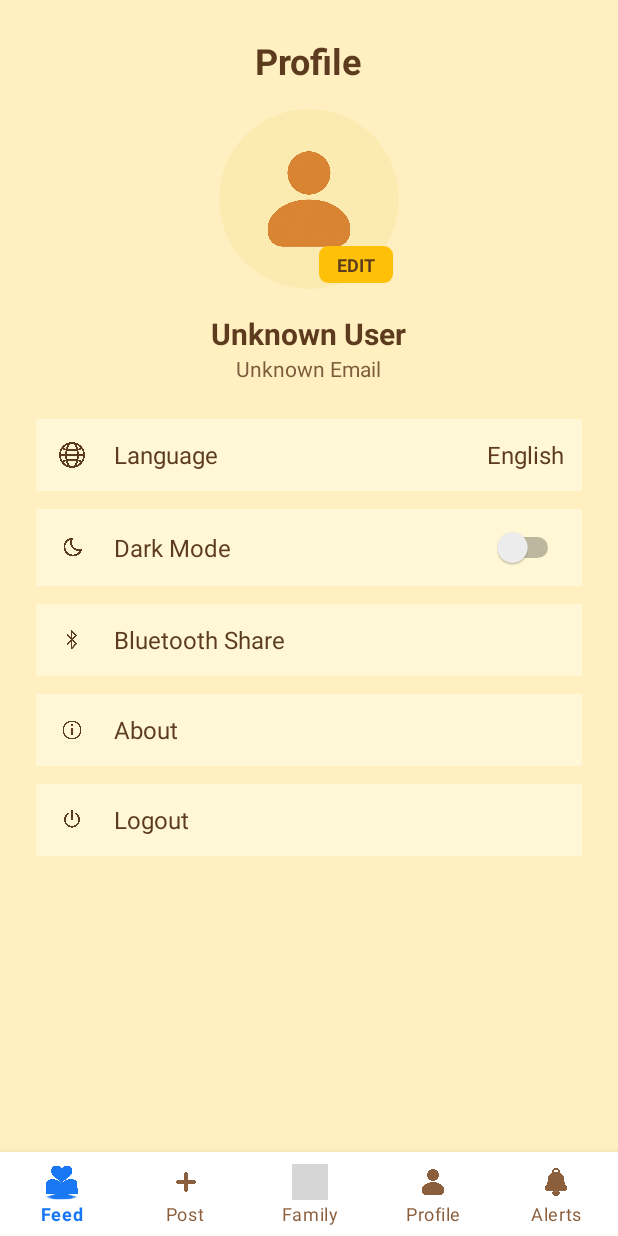
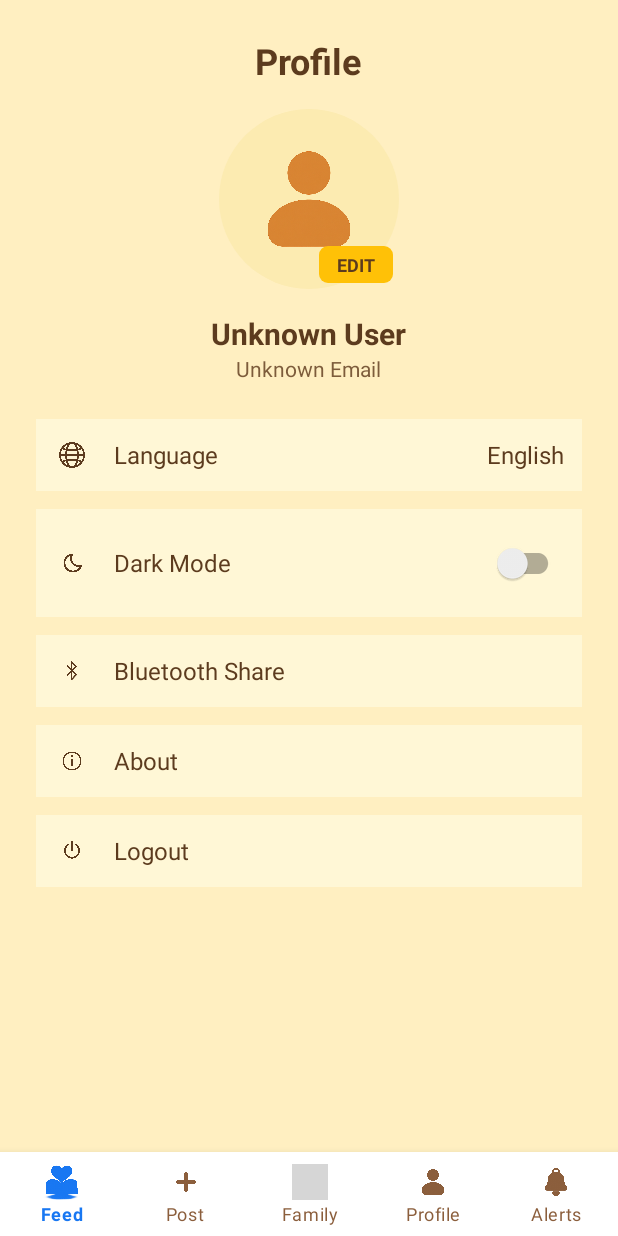
Before and after one commit to Tendrun/LegacyBook, an Android app: the fragment ProfileFragment placed in its activity, on a phone screen of 412 x 824 dp. Run offline under Robolectric (Android 15) with nearby library versions, the phone set to English and light mode, and no system bars; pictures from the network do not load; grey boxes are pictures that could not be loaded.

Commit message:
Dodanie jezyku polskiego i zmiany jezykow3

```diff
--- a/LegacyKeep/app/src/main/res/layout/activity_main.xml
+++ b/LegacyKeep/app/src/main/res/layout/activity_main.xml
@@ -22,8 +22,5 @@
         app:menu="@menu/bottom_nav_menu"
         app:labelVisibilityMode="labeled"
         app:itemIconTint="@drawable/nav_item_selector"
-        app:itemTextColor="@drawable/nav_item_selector"
-/>
-
-
+        app:itemTextColor="@drawable/nav_item_selector" />
 </androidx.coordinatorlayout.widget.CoordinatorLayout>
--- a/LegacyKeep/app/src/main/res/layout/fragment_family_details.xml
+++ b/LegacyKeep/app/src/main/res/layout/fragment_family_details.xml
@@ -11,7 +11,7 @@
         android:id="@+id/familyDetailsTitle"
         android:layout_width="match_parent"
         android:layout_height="wrap_content"
-        android:text="Family Details"
+        android:text="@string/family_group"
         android:textSize="24sp"
         android:textStyle="bold"
         android:textColor="#5C3B1E"
@@ -43,7 +43,7 @@
             android:layout_width="0dp"
             android:layout_height="wrap_content"
             android:layout_weight="1"
-            android:hint="Enter member email"
+            android:hint="@string/hint_add_member"
             android:inputType="textEmailAddress"
             android:padding="12dp"
             android:background="@drawable/edittext_background"
@@ -54,7 +54,7 @@
             android:id="@+id/addMemberConfirmButton"
             android:layout_width="wrap_content"
             android:layout_height="wrap_content"
-            android:text="Add"
+            android:text="@string/create_family_group"
             android:backgroundTint="#5C3B1E"
             android:textColor="#FFFFFF"
             android:layout_marginStart="8dp"
--- a/LegacyKeep/app/src/main/res/layout/fragment_family_group.xml
+++ b/LegacyKeep/app/src/main/res/layout/fragment_family_group.xml
@@ -61,6 +61,7 @@
             android:contentDescription="@string/qr_scan"
             android:padding="8dp" />
     </LinearLayout>
+
     <Button
         android:id="@+id/createFamilyGroupButton"
         android:layout_width="match_parent"
@@ -71,7 +72,6 @@
         android:textColor="#FFFFFF"
         android:layout_gravity="center_horizontal" />
 
-
     <!-- RecyclerView: List of Members -->
     <androidx.recyclerview.widget.RecyclerView
         android:id="@+id/familyRecyclerView"
--- a/LegacyKeep/app/src/main/res/layout/fragment_profile.xml
+++ b/LegacyKeep/app/src/main/res/layout/fragment_profile.xml
@@ -16,13 +16,13 @@
             android:id="@+id/profileTitle"
             android:layout_width="wrap_content"
             android:layout_height="wrap_content"
-            android:text="Profile"
+            android:text="@string/profile_title"
             android:textSize="24sp"
+            android:textStyle="bold"
             android:textColor="#5C3B1E"
-            android:textStyle="bold"
             android:layout_marginBottom="16dp" />
 
-        <!-- Profile Image + Edit -->
+        <!-- Profile image & EDIT chip -->
         <FrameLayout
             android:layout_width="120dp"
             android:layout_height="120dp"
@@ -36,13 +36,13 @@
                 android:scaleType="centerCrop"
                 android:background="@drawable/circle_background"
                 android:padding="16dp"
-                android:contentDescription="@string/profile_icon" />
+                android:contentDescription="@string/desc_profile_picture" />
 
             <TextView
                 android:id="@+id/editButton"
                 android:layout_width="wrap_content"
                 android:layout_height="wrap_content"
-                android:text="EDIT"
+                android:text="@string/edit"
                 android:textColor="#5C3B1E"
                 android:textStyle="bold"
                 android:textSize="12sp"
@@ -53,58 +53,66 @@
                 android:layout_margin="4dp" />
         </FrameLayout>
 
-        <!-- Name -->
+        <!-- Name & e-mail -->
         <TextView
             android:id="@+id/profileName"
             android:layout_width="wrap_content"
             android:layout_height="wrap_content"
-            android:text="John Doe"
+            android:text="@string/profile_name"
             android:textSize="20sp"
             android:textStyle="bold"
             android:textColor="#5C3B1E" />
 
-        <!-- Email -->
         <TextView
             android:id="@+id/profileEmail"
             android:layout_width="wrap_content"
             android:layout_height="wrap_content"
-            android:text="johndoe@example.com"
+            android:text="@string/profile_email"
             android:textSize="14sp"
             android:textColor="#7D5C3B"
             android:layout_marginBottom="24dp" />
 
-        <!-- Language -->
+        <!-- Language row -->
         <LinearLayout
             style="@style/ProfileRow"
             android:id="@+id/languageRow">
+
             <ImageView
                 android:src="@drawable/ic_language"
                 android:contentDescription="@string/language_icon"
                 style="@style/ProfileIcon" />
+
             <TextView
-                android:text="Language"
+                android:text="@string/language"
                 style="@style/ProfileLabel" />
+
             <TextView
                 android:id="@+id/currentLanguage"
-                android:text="English"
+                android:text="@string/current_language"
                 style="@style/ProfileValue" />
         </LinearLayout>
 
-        <!-- Dark Mode -->
+        <!-- Dark-mode row -->
         <LinearLayout
             style="@style/ProfileRow"
             android:id="@+id/darkModeRow">
+
             <ImageView
                 android:src="@drawable/ic_dark_mode"
                 android:contentDescription="@string/dark_mode_icon"
                 style="@style/ProfileIcon" />
+
             <TextView
-                android:text="Dark Mode"
+                android:text="@string/dark_mode"
                 style="@style/ProfileLabel" />
-            <Switch
+
+            <!-- SwitchCompat with 48 dp min touch target -->
+            <androidx.appcompat.widget.SwitchCompat
                 android:id="@+id/darkModeSwitch"
                 android:layout_width="wrap_content"
                 android:layout_height="wrap_content"
+                android:minWidth="48dp"
+                android:minHeight="48dp"
                 android:layout_gravity="center_vertical" />
         </LinearLayout>
 
@@ -117,7 +125,7 @@
                 android:contentDescription="@string/bluetooth_icon"
                 style="@style/ProfileIcon" />
             <TextView
-                android:text="Bluetooth Share"
+                android:text="@string/bluetooth_share"
                 style="@style/ProfileLabel" />
         </LinearLayout>
 
@@ -130,7 +138,7 @@
                 android:contentDescription="@string/about_icon"
                 style="@style/ProfileIcon" />
             <TextView
-                android:text="About"
+                android:text="@string/about"
                 style="@style/ProfileLabel" />
         </LinearLayout>
 
@@ -143,7 +151,7 @@
                 android:contentDescription="@string/logout_icon"
                 style="@style/ProfileIcon" />
             <TextView
-                android:text="Logout"
+                android:text="@string/logout"
                 style="@style/ProfileLabel" />
         </LinearLayout>
 
```
Also changed, not shown: LegacyKeep/app/src/main/res/layout/fragment_create_post.xml (+12 -18 lines), LegacyKeep/app/src/main/res/values/strings.xml (+27 -17 lines), 1 other file.
